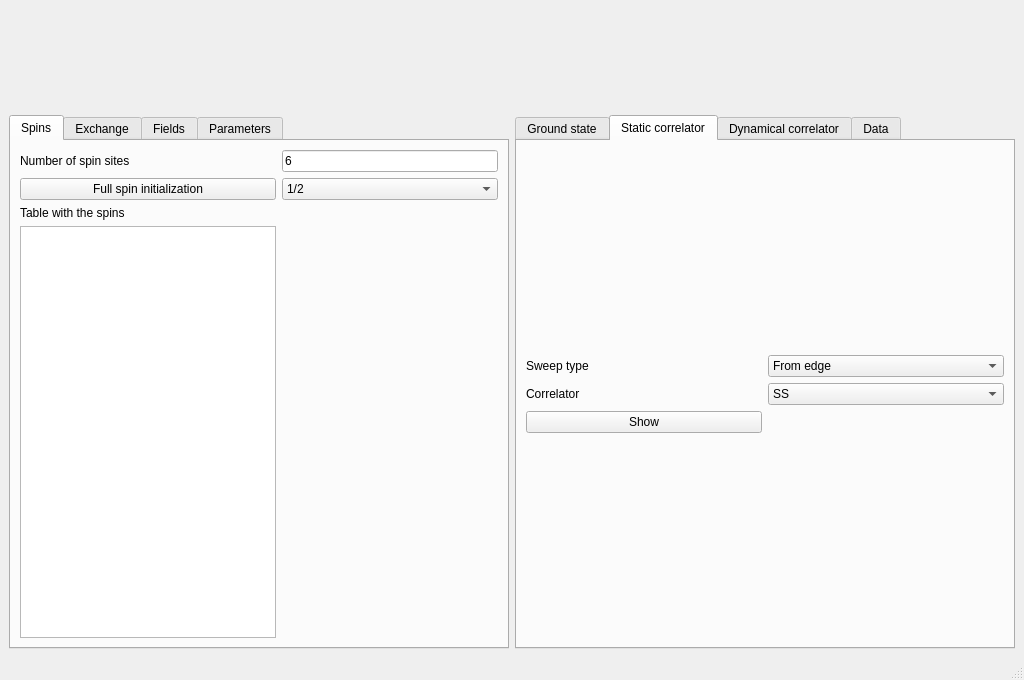
Qt form interface/interface.ui (joselado/spinflare) before a commit.
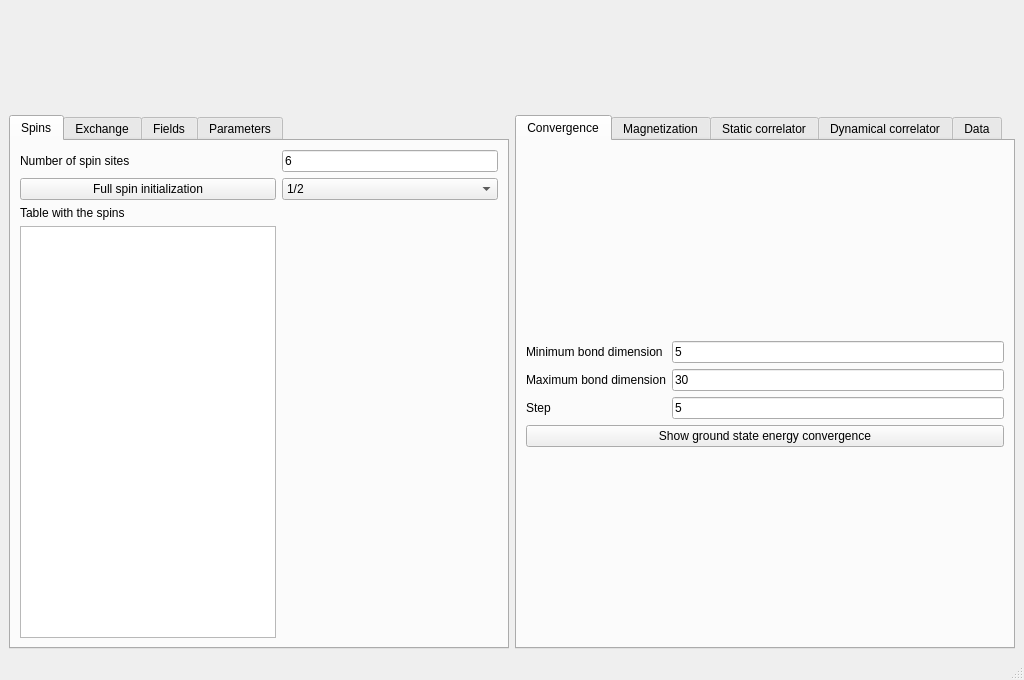
The same form after that commit. The open tabs and pages were chosen to show the change.

What changed in the file:
```diff
--- a/interface/interface.ui
+++ b/interface/interface.ui
@@ -488,9 +488,69 @@
       <property name="currentIndex">
        <number>1</number>
       </property>
+      <widget class="QWidget" name="tab_16">
+       <attribute name="title">
+        <string>Convergence</string>
+       </attribute>
+       <layout class="QGridLayout" name="gridLayout_31">
+        <item row="0" column="0">
+         <layout class="QGridLayout" name="gridLayout_30">
+          <item row="0" column="1">
+           <widget class="QLineEdit" name="maxm_min">
+            <property name="text">
+             <string>5</string>
+            </property>
+           </widget>
+          </item>
+          <item row="1" column="1">
+           <widget class="QLineEdit" name="maxm_max">
+            <property name="text">
+             <string>30</string>
+            </property>
+           </widget>
+          </item>
+          <item row="2" column="1">
+           <widget class="QLineEdit" name="maxm_step">
+            <property name="text">
+             <string>5</string>
+            </property>
+           </widget>
+          </item>
+          <item row="0" column="0">
+           <widget class="QLabel" name="label_32">
+            <property name="text">
+             <string>Minimum bond dimension</string>
+            </property>
+           </widget>
+          </item>
+          <item row="1" column="0">
+           <widget class="QLabel" name="label_33">
+            <property name="text">
+             <string>Maximum bond dimension</string>
+            </property>
+           </widget>
+          </item>
+          <item row="2" column="0">
+           <widget class="QLabel" name="label_34">
+            <property name="text">
+             <string>Step</string>
+            </property>
+           </widget>
+          </item>
+          <item row="3" column="0" colspan="2">
+           <widget class="QPushButton" name="get_gs_convergence">
+            <property name="text">
+             <string>Show ground state energy convergence</string>
+            </property>
+           </widget>
+          </item>
+         </layout>
+        </item>
+       </layout>
+      </widget>
       <widget class="QWidget" name="tab_2">
        <attribute name="title">
-        <string>Ground state</string>
+        <string>Magnetization</string>
        </attribute>
        <layout class="QGridLayout" name="gridLayout_22">
         <item row="0" column="0">
@@ -607,13 +667,13 @@
             </item>
            </widget>
           </item>
-          <item row="2" column="0">
+          <item row="2" column="0" colspan="2">
            <widget class="QPushButton" name="get_static_correlator">
             <property name="toolTip">
              <string>Compute and show the static correlator</string>
             </property>
             <property name="text">
-             <string>Show</string>
+             <string>Show static correlator</string>
             </property>
            </widget>
           </item>
```
Left out of the diff: 20 changed lines with no effect on the pictures.
